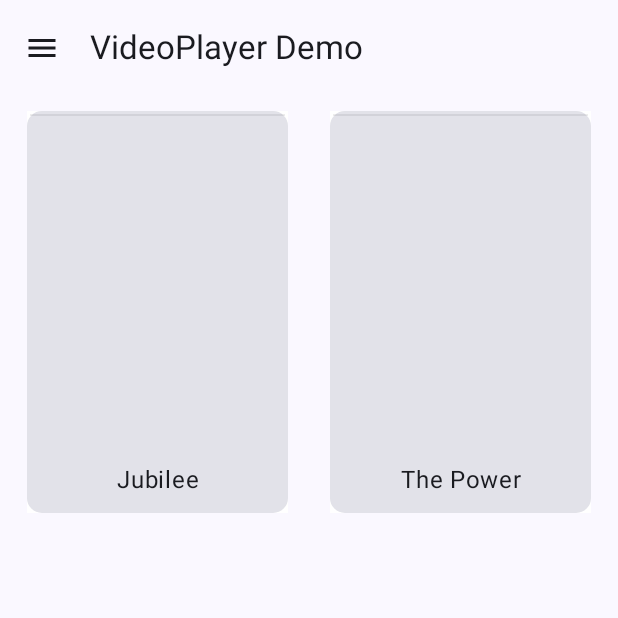
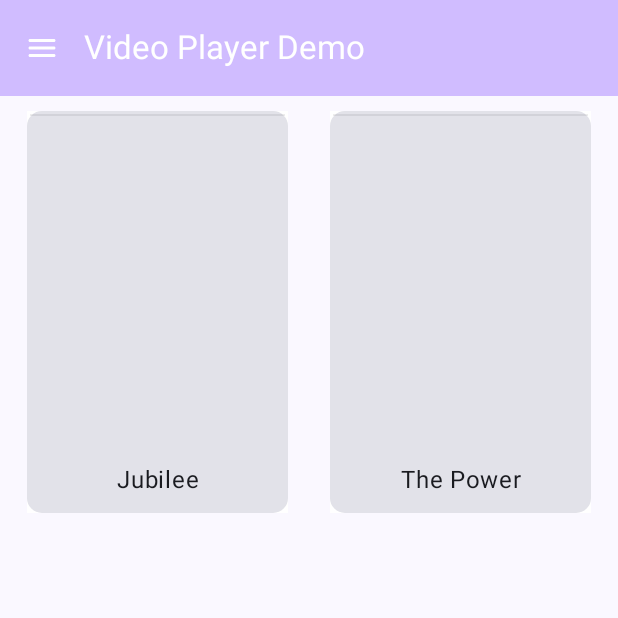
Before and after one commit to mahroonoohi/video_player, an Android app built with Jetpack Compose: the screen it shows after launch (MainActivity), on a phone screen of 412 x 824 dp, the top half of it. Run offline under Robolectric (Android 15) with nearby library versions, the phone set to English and light mode, and no system bars.

Commit message:
Menu completed

```diff
--- a/app/src/main/AndroidManifest.xml
+++ b/app/src/main/AndroidManifest.xml
@@ -16,6 +16,11 @@
         android:theme="@style/Theme.VideoPlayer"
         android:usesCleartextTraffic="true"
         tools:targetApi="31">
+        <activity
+            android:name=".YouTubeActivity"
+            android:exported="false"
+            android:label="@string/title_activity_you_tube"
+            android:theme="@style/Theme.VideoPlayer" />
         <activity
             android:name=".VideoDescriptionActivity"
             android:exported="false"
--- a/app/src/main/java/mahroo/noohi/videoplayer/MainActivity.kt
+++ b/app/src/main/java/mahroo/noohi/videoplayer/MainActivity.kt
@@ -4,35 +4,24 @@ import android.annotation.SuppressLint
 import android.content.Intent
 import android.os.Bundle
 import android.util.Log
+import android.widget.Toast
 import androidx.activity.ComponentActivity
 import androidx.activity.compose.setContent
 import androidx.compose.foundation.background
 import androidx.compose.foundation.clickable
-import androidx.compose.foundation.layout.Arrangement
-import androidx.compose.foundation.layout.Column
-import androidx.compose.foundation.layout.PaddingValues
-import androidx.compose.foundation.layout.Spacer
-import androidx.compose.foundation.layout.fillMaxWidth
-import androidx.compose.foundation.layout.height
-import androidx.compose.foundation.layout.padding
-import androidx.compose.foundation.layout.width
-import androidx.compose.foundation.layout.wrapContentHeight
+import androidx.compose.foundation.layout.*
 import androidx.compose.foundation.lazy.grid.GridCells
 import androidx.compose.foundation.lazy.grid.LazyVerticalGrid
 import androidx.compose.foundation.shape.RoundedCornerShape
 import androidx.compose.material.icons.Icons
-import androidx.compose.material.icons.filled.Menu
-import androidx.compose.material3.Card
-import androidx.compose.material3.Divider
-import androidx.compose.material3.ExperimentalMaterial3Api
-import androidx.compose.material3.Icon
-import androidx.compose.material3.IconButton
-import androidx.compose.material3.MaterialTheme
-import androidx.compose.material3.Scaffold
-import androidx.compose.material3.Text
-import androidx.compose.material3.TopAppBar
+import androidx.compose.material.icons.filled.ArrowForward
+import androidx.compose.material.icons.filled.ExitToApp
+import androidx.compose.material.icons.filled.Home
+import androidx.compose.material.icons.rounded.Menu
+import androidx.compose.material3.*
 import androidx.compose.runtime.Composable
 import androidx.compose.runtime.remember
+import androidx.compose.runtime.rememberCoroutineScope
 import androidx.compose.ui.Alignment
 import androidx.compose.ui.Modifier
 import androidx.compose.ui.graphics.Color
@@ -40,16 +29,20 @@ import androidx.compose.ui.layout.ContentScale
 import androidx.compose.ui.platform.LocalContext
 import androidx.compose.ui.res.painterResource
 import androidx.compose.ui.text.font.FontStyle
+import androidx.compose.ui.text.font.FontWeight
 import androidx.compose.ui.text.style.TextAlign
 import androidx.compose.ui.text.style.TextOverflow
 import androidx.compose.ui.tooling.preview.Preview
 import androidx.compose.ui.unit.dp
+import androidx.compose.ui.unit.sp
+import androidx.navigation.compose.rememberNavController
 import coil.compose.SubcomposeAsyncImage
 import coil.request.ImageRequest
+import kotlinx.coroutines.launch
 import mahroo.noohi.videoplayer.includes.Tools.parseJsonFromAssets
 import mahroo.noohi.videoplayer.model.MovieModel
+import mahroo.noohi.videoplayer.ui.theme.Purple80
 import mahroo.noohi.videoplayer.ui.theme.VideoPlayerTheme
-
 
 class MainActivity : ComponentActivity() {
 
@@ -61,9 +54,7 @@ class MainActivity : ComponentActivity() {
                 ListViewContent()
             }
         }
-
     }
-
 }
 
 @Preview(showBackground = true)
@@ -74,35 +65,107 @@ fun GreetingPreview() {
     }
 }
 
+@SuppressLint("UnusedMaterial3ScaffoldPaddingParameter")
 @OptIn(ExperimentalMaterial3Api::class)
 @Composable
 fun ListViewContent() {
+    val coroutineScope = rememberCoroutineScope()
+    val drawerState = rememberDrawerState(initialValue = DrawerValue.Closed)
+    val context = LocalContext.current
 
-    Scaffold(
-        topBar = {
-            TopAppBar(title = {
-                Column(modifier = Modifier.padding(4.dp)) {
-                    Text(
-                        text = "VideoPlayer Demo",
-                        modifier = Modifier.wrapContentHeight(align = Alignment.CenterVertically)
-                    )
+    ModalNavigationDrawer(
+        drawerState = drawerState,
+        gesturesEnabled = true,
+        drawerContent = {
+            ModalDrawerSheet {
+                Box(
+                    modifier = Modifier
+                        .background(Purple80)
+                        .fillMaxWidth()
+                        .height(150.dp),
+                        contentAlignment = Alignment.Center
+                ) {
+                    Text(text = " Welcome! ",  fontWeight = FontWeight.Bold,
+                        fontStyle = FontStyle.Italic, fontSize = 25.sp)
                 }
-            }, navigationIcon = {
-                IconButton(onClick = { }) {
-                    Icon(
-                        Icons.Filled.Menu,
-                        "",
-                    )
-                }
-            }, actions = {
 
-            })
+                Divider()
+                NavigationDrawerItem(label = { Text(text = "Home", color = Purple80) },
+                    selected = false,
+                    icon = {
+                        Icon(
+                            imageVector = Icons.Default.Home,
+                            contentDescription = "Home",
+                            tint = Purple80
+                        )
+                    },
+                    onClick = {
+                        coroutineScope.launch {
+                            drawerState.close()
+                        }
+                    })
+                NavigationDrawerItem(label = { Text(text = "YouTube", color = Purple80) },
+                    selected = false,
+                    icon = {
+                        Icon(
+                            imageVector = Icons.Default.ArrowForward,
+                            contentDescription = "YouTube",
+                            tint = Purple80
+                        )
+                    },
+                    onClick = {
+                        coroutineScope.launch {
+                            drawerState.close()
+                        }
+                        val intent = Intent(context, YouTubeActivity::class.java) // Use context here
+                        context.startActivity(intent)
+                    })
+                NavigationDrawerItem(label = { Text(text = "Logout", color = Purple80) },
+                    selected = false,
+                    icon = {
+                        Icon(
+                            imageVector = Icons.Default.ExitToApp,
+                            contentDescription = "Logout",
+                            tint = Purple80
+                        )
+                    },
+                    onClick = {
+                        coroutineScope.launch {
+                            drawerState.close()
+                        }
+                        Toast.makeText(context, "Logout", Toast.LENGTH_SHORT).show()
+                        (context as? ComponentActivity)?.finish() // Ensure correct activity context
+                        System.exit(0)
+                    })
+            }
         },
-        content = { paddingValues ->
-            VerticalListView(paddingValues)
-        }
-    )
-
+    ) {
+        Scaffold(
+            topBar = {
+                val coroutineScopes = rememberCoroutineScope()
+                TopAppBar(
+                    title = { Text(text = "Video Player Demo") },
+                    colors = TopAppBarDefaults.topAppBarColors(
+                        containerColor = Purple80,
+                        titleContentColor = Color.White,
+                        navigationIconContentColor = Color.White
+                    ),
+                    navigationIcon = {
+                        IconButton(onClick = {
+                            coroutineScopes.launch {
+                                drawerState.open()
+                            }
+                        }) {
+                            Icon(
+                                Icons.Rounded.Menu, contentDescription = "MenuButton"
+                            )
+                        }
+                    },
+                )
+            },
+            content = { paddingValues -> VerticalListView(paddingValues) }
+        )
+    }
 }
 
 @Composable
@@ -129,7 +192,6 @@ fun VerticalListView(paddingValues: PaddingValues) {
         })
 }
 
-
 @Composable
 fun MovieItemCard(item: MovieModel?, modifier: Modifier) {
     val context = LocalContext.current
@@ -145,8 +207,8 @@ fun MovieItemCard(item: MovieModel?, modifier: Modifier) {
                 intent.putExtra("Sub", item!!.subtitle)
                 intent.putExtra("Bio", item!!.bio)
                 intent.putExtra("thumbnail", item!!.thumbnail)
-                intent.putExtra("Year",item!!.year)
-                intent.putExtra("Genres",item!!.genres)
+                intent.putExtra("Year", item!!.year)
+                intent.putExtra("Genres", item!!.genres)
                 context.startActivity(intent)
             },
         shape = RoundedCornerShape(10.dp)
@@ -162,7 +224,7 @@ fun MovieItemCard(item: MovieModel?, modifier: Modifier) {
                 contentDescription = "",
                 contentScale = ContentScale.FillBounds,
                 onError = { ex ->
-                    Log.e("TAG_IMAGE_ERROR", "MovieItemCard: "+ex.result.request.error)
+                    Log.e("TAG_IMAGE_ERROR", "MovieItemCard: " + ex.result.request.error)
                 },
                 error = {
                     painterResource(R.drawable.ic_error)
@@ -170,7 +232,6 @@ fun MovieItemCard(item: MovieModel?, modifier: Modifier) {
                 modifier = Modifier
                     .fillMaxWidth()
                     .height(220.dp),
-
                 loading = {
                     painterResource(R.drawable.placeholder_image)
                 }
@@ -183,16 +244,12 @@ fun MovieItemCard(item: MovieModel?, modifier: Modifier) {
                     .fillMaxWidth(),
                 maxLines = 1,
                 overflow = TextOverflow.Ellipsis,
-                textAlign = TextAlign.Center
-                , fontStyle = FontStyle.Normal
+                textAlign = TextAlign.Center, fontStyle = FontStyle.Normal
             )
             Spacer(modifier = Modifier.height(10.dp))
         }
-
     }
-
 }
-
 
 @Composable
 private fun ListItemDivider() {
--- a/app/src/main/res/values/strings.xml
+++ b/app/src/main/res/values/strings.xml
@@ -2,4 +2,6 @@
     <string name="app_name">Video Player</string>
     <string name="title_activity_video_player">VideoPlayerActivity</string>
     <string name="title_activity_video_description">VideoDescriptionActivity</string>
+    <string name="title_activity_test">test</string>
+    <string name="title_activity_you_tube">YouTubeActivity</string>
 </resources>
```
Also changed, not shown: app/build.gradle.kts (+16 -7 lines), app/src/main/java/mahroo/noohi/videoplayer/YouTubeActivity.kt (added, +46 -0 lines).
